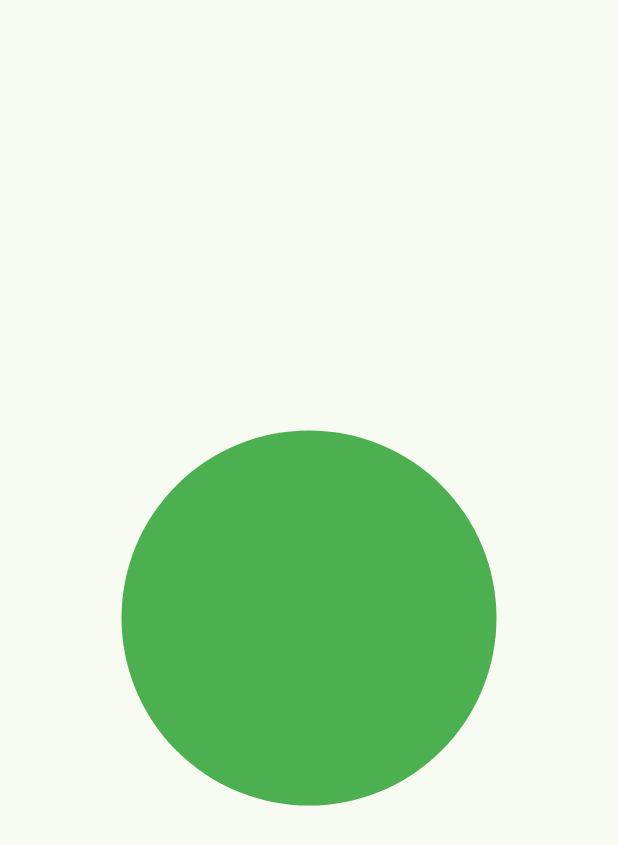
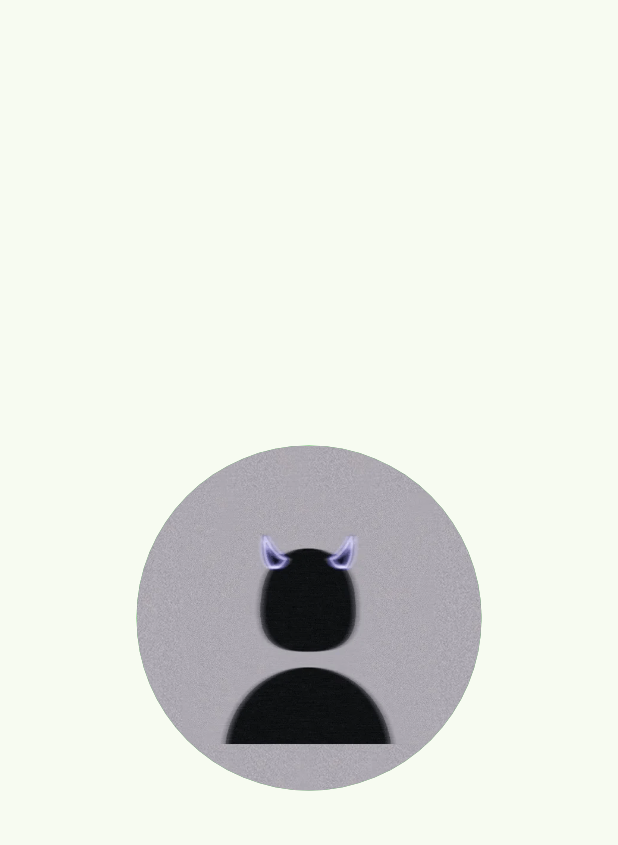
Before and after one commit to zaqimaulana/-KB1179-1123150048-uts-, a Flutter app: the screen it shows after launch, on a phone screen of 412 x 824 dp. Shown: the top 845 px of the screen. Run offline on Flutter 3.47's test engine with Material 3 defaults, Android fonts, the phone set to English and light mode, and no system bars.

Commit message:
menambahkan gambar pada lingkaran

```diff
--- a/lib/splash_screen_1.dart
+++ b/lib/splash_screen_1.dart
@@ -11,11 +11,16 @@ class SplashScreen1 extends StatelessWidget {
           mainAxisAlignment: MainAxisAlignment.center,
           children: [
             Container(
-              width: 250,
-              height: 250,
+              width: 230,
+              height: 230,
               decoration: const BoxDecoration(
                 shape: BoxShape.circle,
                 color: Colors.green,
+                image: DecorationImage(
+                  image: AssetImage("assets/images/splash1.png"),
+                  fit: BoxFit.cover,
+                  alignment: Alignment.center,
+                ),
               ),
             ),
           ],
--- a/pubspec.yaml
+++ b/pubspec.yaml
@@ -56,6 +56,10 @@ flutter:
   # included with your application, so that you can use the icons in
   # the material Icons class.
   uses-material-design: true
+  assets:
+    - assets/images/splash1.png
+    - assets/images/splash2.png
+    - assets/images/splash3.png
 
   # To add assets to your application, add an assets section, like this:
   # assets:
```
